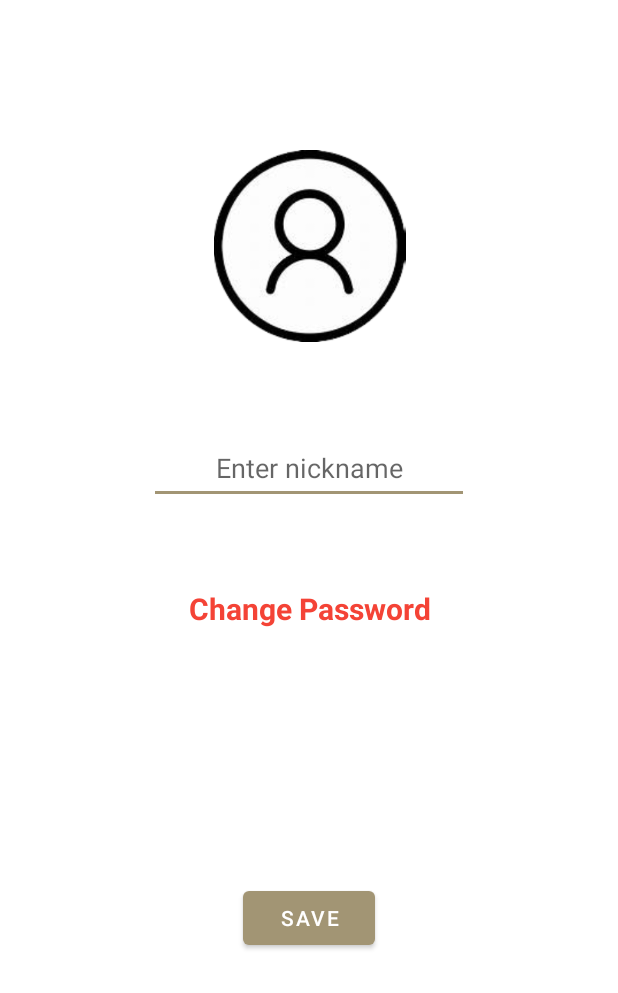
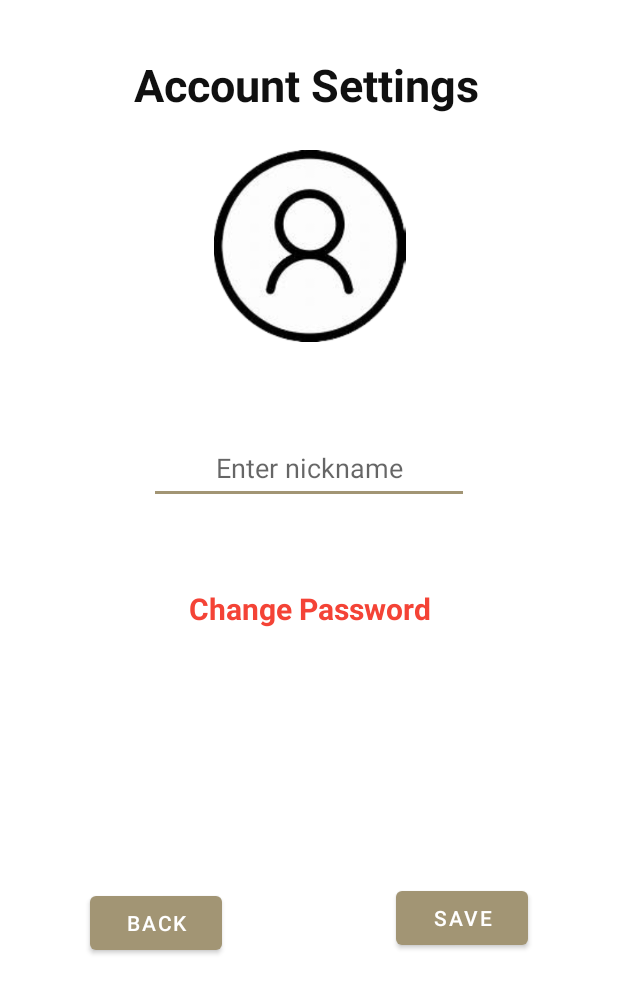
Before and after one commit to cshiwei330/Farmer-Focus, an Android app: the AccountSettingsActivity screen opened directly, with no data from a screen before it, on a phone screen of 412 x 824 dp. Shown: the top 993 px of the screen. Run offline under Robolectric (Android 15) with nearby library versions, the phone set to English and light mode, and no system bars; 1 statement that could not run was skipped.

Commit message:
fixed navigation from settings to account settings

```diff
--- a/app/src/main/java/sg/edu/np/mad/madassignment1/DrawerBaseActivity.java
+++ b/app/src/main/java/sg/edu/np/mad/madassignment1/DrawerBaseActivity.java
@@ -145,8 +145,8 @@ public class DrawerBaseActivity extends AppCompatActivity implements NavigationV
 
         //Settings button
         switch (item.getItemId()){
-            case R.id.nav_AccountSettings:
-                startActivity(new Intent(this,AccountSettingsActivity.class));
+            case R.id.nav_Settings:
+                startActivity(new Intent(this,SettingsActivity.class));
                 overridePendingTransition(0,0);
                 finishAffinity();
                 break;
--- a/app/src/main/res/layout/activity_account_settings.xml
+++ b/app/src/main/res/layout/activity_account_settings.xml
@@ -6,18 +6,20 @@
     android:layout_height="match_parent"
     tools:activityContext=".AccountSettingsActivity">
 
-<!--    <TextView-->
-<!--        android:id="@+id/AccSettings"-->
-<!--        android:layout_width="234dp"-->
-<!--        android:layout_height="43dp"-->
-<!--        android:layout_marginStart="16dp"-->
-<!--        android:layout_marginTop="26dp"-->
-<!--        android:text="Account Settings"-->
-<!--        android:textColor="#101010"-->
-<!--        android:textSize="30sp"-->
-<!--        android:textStyle="bold"-->
-<!--        app:layout_constraintStart_toStartOf="parent"-->
-<!--        app:layout_constraintTop_toTopOf="parent" />-->
+    <TextView
+        android:id="@+id/AccSettings"
+        android:layout_width="234dp"
+        android:layout_height="43dp"
+        android:layout_marginStart="88dp"
+        android:layout_marginTop="36dp"
+        android:layout_marginEnd="88dp"
+        android:text="Account Settings"
+        android:textColor="#101010"
+        android:textSize="30sp"
+        android:textStyle="bold"
+        app:layout_constraintEnd_toEndOf="parent"
+        app:layout_constraintStart_toStartOf="parent"
+        app:layout_constraintTop_toTopOf="parent" />
 
     <ImageView
         android:id="@+id/ProfilePic"
@@ -48,28 +50,24 @@
         app:layout_constraintStart_toStartOf="parent"
         app:layout_constraintTop_toBottomOf="@+id/ProfilePic" />
 
-<!--    <Button-->
-<!--        android:id="@+id/BackBtn"-->
-<!--        android:layout_width="wrap_content"-->
-<!--        android:layout_height="wrap_content"-->
-<!--        android:layout_marginStart="46dp"-->
-<!--        android:layout_marginTop="255dp"-->
-<!--        android:background="#00FFFFFF"-->
-<!--        android:text="Back"-->
-<!--        android:textColor="@color/darkBeige"-->
-<!--        app:layout_constraintStart_toStartOf="parent"-->
-<!--        app:layout_constraintTop_toBottomOf="@+id/EditAccountUsername" />-->
+    <Button
+        android:id="@+id/BackBtn"
+        android:layout_width="wrap_content"
+        android:layout_height="wrap_content"
+        android:layout_marginStart="60dp"
+        android:layout_marginTop="255dp"
+        android:text="Back"
+        app:layout_constraintStart_toStartOf="parent"
+        app:layout_constraintTop_toBottomOf="@+id/EditAccountUsername" />
 
     <Button
         android:id="@+id/SaveBtn"
         android:layout_width="wrap_content"
         android:layout_height="wrap_content"
-        android:layout_marginStart="160dp"
         android:layout_marginTop="252dp"
-        android:layout_marginEnd="160dp"
+        android:layout_marginEnd="60dp"
         android:text="Save"
         app:layout_constraintEnd_toEndOf="parent"
-        app:layout_constraintStart_toStartOf="parent"
         app:layout_constraintTop_toBottomOf="@+id/EditAccountUsername" />
 
     <TextView
--- a/app/src/main/res/menu/main_drawer_menu.xml
+++ b/app/src/main/res/menu/main_drawer_menu.xml
@@ -34,9 +34,9 @@
             android:title="@string/menu_statistics" />
 
         <item
-            android:id="@+id/nav_AccountSettings"
+            android:id="@+id/nav_Settings"
             android:icon="@drawable/ic_baseline_settings_24"
-            android:title="Account Settings" />
+            android:title="Settings" />
         <item
             android:id="@+id/nav_Logout"
             android:icon="@drawable/ic_baseline_arrow_forward_24"
```
Also changed, not shown: app/src/main/java/sg/edu/np/mad/madassignment1/AccountSettingsActivity.java (+38 -11 lines).
